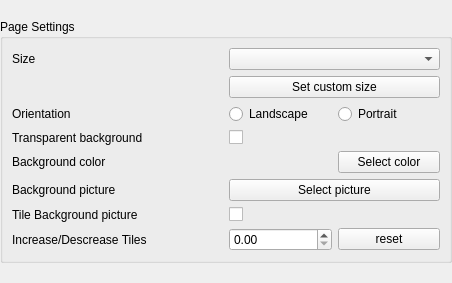
Qt form src/settings/shared/layoutwidget.ui (keshavbhatt/CollageMaker) before a commit.
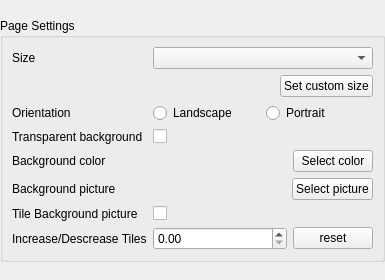
The same form after that commit.

Patch:
```diff
--- a/src/settings/shared/layoutwidget.ui
+++ b/src/settings/shared/layoutwidget.ui
@@ -6,8 +6,8 @@
    <rect>
     <x>0</x>
     <y>0</y>
-    <width>452</width>
-    <height>283</height>
+    <width>385</width>
+    <height>280</height>
    </rect>
   </property>
   <property name="windowTitle">
@@ -38,28 +38,48 @@
       <string>Page Settings</string>
      </property>
      <layout class="QGridLayout" name="gridLayout">
+      <item row="8" column="1">
+       <layout class="QHBoxLayout" name="horizontalLayout_3">
+        <item>
+         <widget class="QDoubleSpinBox" name="tileScaleFactorSpinBox"/>
+        </item>
+        <item>
+         <widget class="QPushButton" name="resetTileScaleFactorPb">
+          <property name="sizePolicy">
+           <sizepolicy hsizetype="Maximum" vsizetype="Fixed">
+            <horstretch>0</horstretch>
+            <verstretch>0</verstretch>
+           </sizepolicy>
+          </property>
+          <property name="text">
+           <string>reset</string>
+          </property>
+         </widget>
+        </item>
+       </layout>
+      </item>
+      <item row="7" column="0">
+       <widget class="QLabel" name="label_13">
+        <property name="text">
+         <string>Tile Background picture</string>
+        </property>
+       </widget>
+      </item>
       <item row="5" column="0">
-       <widget class="QLabel" name="label_12">
+       <widget class="QLabel" name="label_11">
         <property name="text">
-         <string>Background picture</string>
+         <string>Background color</string>
+        </property>
+       </widget>
+      </item>
+      <item row="7" column="1">
+       <widget class="QCheckBox" name="tiledBgCheckBox">
+        <property name="text">
+         <string/>
         </property>
        </widget>
       </item>
       <item row="3" column="1">
-       <widget class="QCheckBox" name="transparentBgCheckBox">
-        <property name="text">
-         <string/>
-        </property>
-       </widget>
-      </item>
-      <item row="1" column="1">
-       <widget class="QPushButton" name="pushButton">
-        <property name="text">
-         <string>Set custom size</string>
-        </property>
-       </widget>
-      </item>
-      <item row="2" column="1">
        <layout class="QHBoxLayout" name="horizontalLayout">
         <item>
          <widget class="QRadioButton" name="landscapeRadioBtn">
@@ -77,32 +97,35 @@
         </item>
        </layout>
       </item>
-      <item row="3" column="0">
-       <widget class="QLabel" name="label_10">
-        <property name="text">
-         <string>Transparent background</string>
-        </property>
-       </widget>
-      </item>
-      <item row="6" column="1">
-       <widget class="QCheckBox" name="tiledBgCheckBox">
-        <property name="text">
-         <string/>
-        </property>
-       </widget>
-      </item>
-      <item row="0" column="1">
-       <widget class="QComboBox" name="resolutionComboBox"/>
-      </item>
-      <item row="0" column="0">
-       <widget class="QLabel" name="label">
-        <property name="text">
-         <string>Size</string>
-        </property>
-       </widget>
-      </item>
       <item row="4" column="1">
+       <widget class="QCheckBox" name="transparentBgCheckBox">
+        <property name="text">
+         <string/>
+        </property>
+       </widget>
+      </item>
+      <item row="8" column="0">
+       <widget class="QLabel" name="label_14">
+        <property name="text">
+         <string>Increase/Descrease Tiles</string>
+        </property>
+       </widget>
+      </item>
+      <item row="5" column="1">
        <layout class="QHBoxLayout" name="horizontalLayout_4">
+        <item>
+         <spacer name="horizontalSpacer_3">
+          <property name="orientation">
+           <enum>Qt::Horizontal</enum>
+          </property>
+          <property name="sizeHint" stdset="0">
+           <size>
+            <width>40</width>
+            <height>20</height>
+           </size>
+          </property>
+         </spacer>
+        </item>
         <item>
          <widget class="QLabel" name="bgColorIndicator">
           <property name="text">
@@ -112,6 +135,12 @@
         </item>
         <item>
          <widget class="QPushButton" name="backgroundColorPb">
+          <property name="sizePolicy">
+           <sizepolicy hsizetype="Maximum" vsizetype="Fixed">
+            <horstretch>0</horstretch>
+            <verstretch>0</verstretch>
+           </sizepolicy>
+          </property>
           <property name="text">
            <string>Select color</string>
           </property>
@@ -119,55 +148,97 @@
         </item>
        </layout>
       </item>
-      <item row="6" column="0">
-       <widget class="QLabel" name="label_13">
+      <item row="0" column="0">
+       <widget class="QLabel" name="label">
         <property name="text">
-         <string>Tile Background picture</string>
+         <string>Size</string>
         </property>
        </widget>
       </item>
-      <item row="2" column="0">
+      <item row="4" column="0">
+       <widget class="QLabel" name="label_10">
+        <property name="text">
+         <string>Transparent background</string>
+        </property>
+       </widget>
+      </item>
+      <item row="6" column="1">
+       <layout class="QHBoxLayout" name="horizontalLayout_2">
+        <item>
+         <spacer name="horizontalSpacer_2">
+          <property name="orientation">
+           <enum>Qt::Horizontal</enum>
+          </property>
+          <property name="sizeHint" stdset="0">
+           <size>
+            <width>40</width>
+            <height>20</height>
+           </size>
+          </property>
+         </spacer>
+        </item>
+        <item>
+         <widget class="QPushButton" name="backgroundImagePb">
+          <property name="sizePolicy">
+           <sizepolicy hsizetype="Maximum" vsizetype="Fixed">
+            <horstretch>0</horstretch>
+            <verstretch>0</verstretch>
+           </sizepolicy>
+          </property>
+          <property name="text">
+           <string>Select picture</string>
+          </property>
+         </widget>
+        </item>
+       </layout>
+      </item>
+      <item row="3" column="0">
        <widget class="QLabel" name="label_2">
         <property name="text">
          <string>Orientation</string>
         </property>
        </widget>
       </item>
-      <item row="5" column="1">
-       <widget class="QPushButton" name="backgroundImagePb">
+      <item row="6" column="0">
+       <widget class="QLabel" name="label_12">
         <property name="text">
-         <string>Select picture</string>
+         <string>Background picture</string>
         </property>
        </widget>
       </item>
-      <item row="4" column="0">
-       <widget class="QLabel" name="label_11">
-        <property name="text">
-         <string>Background color</string>
-        </property>
-       </widget>
-      </item>
-      <item row="7" column="0">
-       <widget class="QLabel" name="label_14">
-        <property name="text">
-         <string>Increase/Descrease Tiles</string>
-        </property>
-       </widget>
-      </item>
-      <item row="7" column="1">
-       <layout class="QHBoxLayout" name="horizontalLayout_3">
+      <item row="1" column="1">
+       <layout class="QHBoxLayout" name="horizontalLayout_6">
         <item>
-         <widget class="QDoubleSpinBox" name="tileScaleFactorSpinBox"/>
+         <spacer name="horizontalSpacer">
+          <property name="orientation">
+           <enum>Qt::Horizontal</enum>
+          </property>
+          <property name="sizeHint" stdset="0">
+           <size>
+            <width>40</width>
+            <height>20</height>
+           </size>
+          </property>
+         </spacer>
         </item>
         <item>
-         <widget class="QPushButton" name="resetTileScaleFactorPb">
+         <widget class="QPushButton" name="pushButton">
+          <property name="sizePolicy">
+           <sizepolicy hsizetype="Maximum" vsizetype="Fixed">
+            <horstretch>0</horstretch>
+            <verstretch>0</verstretch>
+           </sizepolicy>
+          </property>
           <property name="text">
-           <string>reset</string>
+           <string>Set custom size</string>
           </property>
          </widget>
         </item>
        </layout>
       </item>
+      <item row="0" column="1">
+       <widget class="QComboBox" name="resolutionComboBox"/>
+      </item>
      </layout>
     </widget>
    </item>
```
